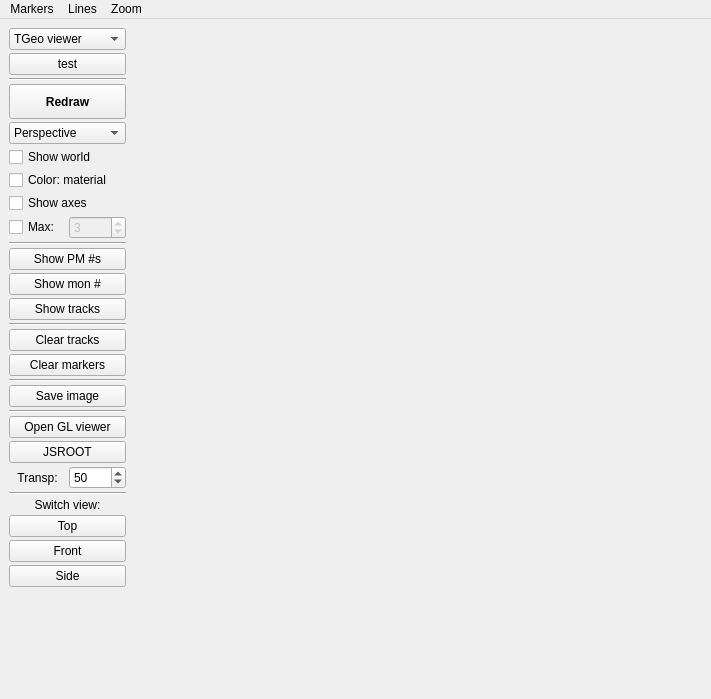
andrmor/ANTS2, file src/gui/geometrywindowclass.ui: the form before one commit.
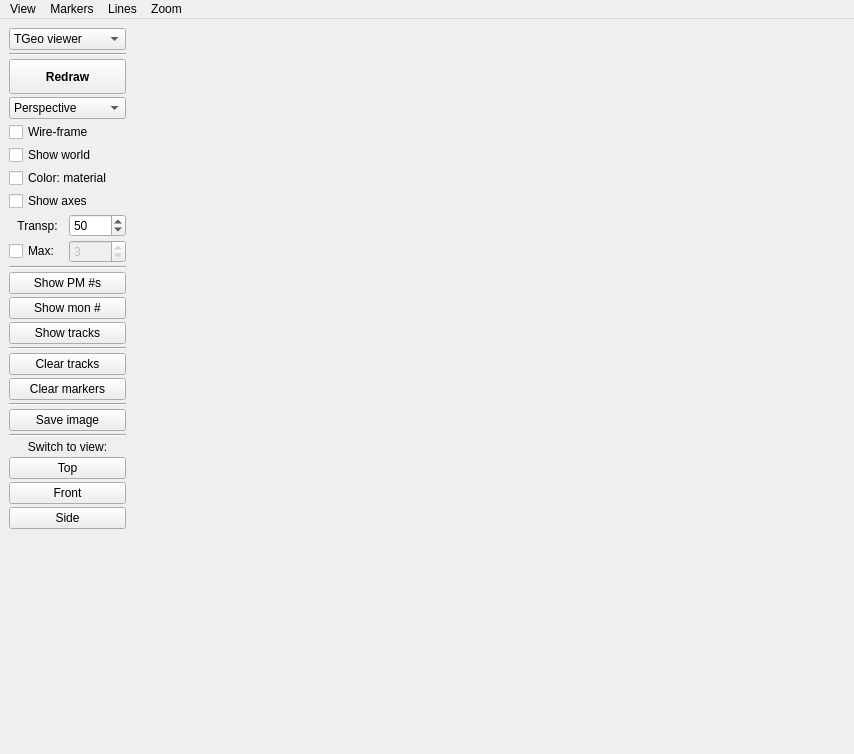
The form after the commit.

```diff
--- a/src/gui/geometrywindowclass.ui
+++ b/src/gui/geometrywindowclass.ui
@@ -6,8 +6,8 @@
    <rect>
     <x>0</x>
     <y>0</y>
-    <width>711</width>
-    <height>699</height>
+    <width>854</width>
+    <height>754</height>
    </rect>
   </property>
   <property name="windowTitle">
@@ -74,13 +74,6 @@
          </item>
         </widget>
        </item>
-       <item>
-        <widget class="QPushButton" name="pbTest">
-         <property name="text">
-          <string>test</string>
-         </property>
-        </widget>
-       </item>
        <item>
         <widget class="Line" name="line">
          <property name="orientation">
@@ -121,6 +114,13 @@
          </item>
         </widget>
        </item>
+       <item>
+        <widget class="QCheckBox" name="cbWireFrame">
+         <property name="text">
+          <string>Wire-frame</string>
+         </property>
+        </widget>
+       </item>
        <item>
         <widget class="QCheckBox" name="cbShowTop">
          <property name="text">
@@ -142,6 +142,36 @@
          </property>
         </widget>
        </item>
+       <item>
+        <layout class="QHBoxLayout" name="horizontalLayout_3">
+         <property name="spacing">
+          <number>3</number>
+         </property>
+         <item>
+          <widget class="QLabel" name="label_2">
+           <property name="text">
+            <string>Transp:</string>
+           </property>
+           <property name="alignment">
+            <set>Qt::AlignCenter</set>
+           </property>
+          </widget>
+         </item>
+         <item>
+          <widget class="QSpinBox" name="sbTransparency">
+           <property name="toolTip">
+            <string>Transparency of volumes (0 = not transparent)</string>
+           </property>
+           <property name="singleStep">
+            <number>0</number>
+           </property>
+           <property name="value">
+            <number>50</number>
+           </property>
+          </widget>
+         </item>
+        </layout>
+       </item>
        <item>
         <layout class="QHBoxLayout" name="horizontalLayout">
          <property name="spacing">
@@ -247,60 +277,6 @@
          </property>
         </widget>
        </item>
-       <item>
-        <widget class="Line" name="line_7">
-         <property name="orientation">
-          <enum>Qt::Horizontal</enum>
-         </property>
-        </widget>
-       </item>
-       <item>
-        <widget class="QPushButton" name="pbShowGLview">
-         <property name="text">
-          <string>Open GL viewer</string>
-         </property>
-        </widget>
-       </item>
-       <item>
-        <widget class="QPushButton" name="pbWebViewer">
-         <property name="toolTip">
-          <string>View geometry using JSROOT</string>
-         </property>
-         <property name="text">
-          <string>JSROOT</string>
-         </property>
-        </widget>
-       </item>
-       <item>
-        <layout class="QHBoxLayout" name="horizontalLayout_3">
-         <property name="spacing">
-          <number>3</number>
-         </property>
-         <item>
-          <widget class="QLabel" name="label_2">
-           <property name="text">
-            <string>Transp:</string>
-           </property>
-           <property name="alignment">
-            <set>Qt::AlignCenter</set>
-           </property>
-          </widget>
-         </item>
-         <item>
-          <widget class="QSpinBox" name="sbTransparency">
-           <property name="toolTip">
-            <string>Transparency of volumes (0 = not transparent)</string>
-           </property>
-           <property name="singleStep">
-            <number>0</number>
-           </property>
-           <property name="value">
-            <number>50</number>
-           </property>
-          </widget>
-         </item>
-        </layout>
-       </item>
        <item>
         <widget class="Line" name="line_6">
          <property name="orientation">
@@ -311,7 +287,7 @@
        <item>
         <widget class="QLabel" name="label_3">
          <property name="text">
-          <string>Switch view:</string>
+          <string>Switch to view:</string>
          </property>
          <property name="alignment">
           <set>Qt::AlignCenter</set>
@@ -371,7 +347,7 @@
     <rect>
      <x>0</x>
      <y>0</y>
-     <width>711</width>
+     <width>854</width>
      <height>25</height>
     </rect>
    </property>
@@ -402,6 +378,14 @@
     <addaction name="actionSet_line_width_for_objects"/>
     <addaction name="actionDecrease_line_width"/>
    </widget>
+   <widget class="QMenu" name="menuView">
+    <property name="title">
+     <string>View</string>
+    </property>
+    <addaction name="actionOpen_GL_viewer"/>
+    <addaction name="actionJSROOT_in_browser"/>
+   </widget>
+   <addaction name="menuView"/>
    <addaction name="menuMarkers"/>
    <addaction name="menuLines"/>
    <addaction name="menuZoom"/>
```
Left out of the diff: 32 changed lines with no effect on the pictures.
